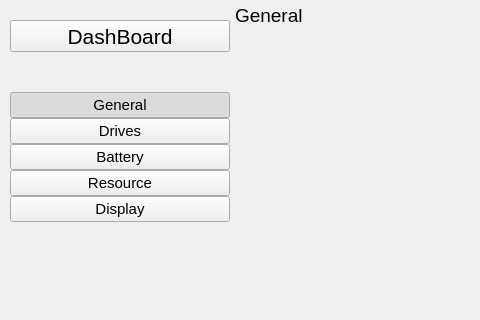
First picture: the form in dashboard.ui, repository rahmanshaber/dashboard, before the edit; both pictures show x 0 to 480 and y 0 to 320 of the 799 by 562 pixel window.
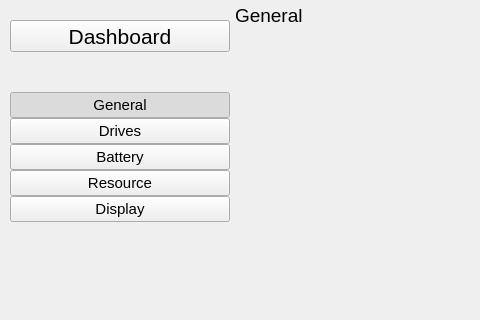
Second picture: the form after the edit. Icons and pictures are not drawn.

Patch:
```diff
--- a/dashboard.ui
+++ b/dashboard.ui
@@ -95,7 +95,7 @@
          <enum>Qt::LeftToRight</enum>
         </property>
         <property name="text">
-         <string notr="true">DashBoard</string>
+         <string notr="true">Dashboard</string>
         </property>
         <property name="icon">
          <iconset resource="../icons.qrc">
```
Left out of the diff: 22 changed lines with no effect on the pictures.
